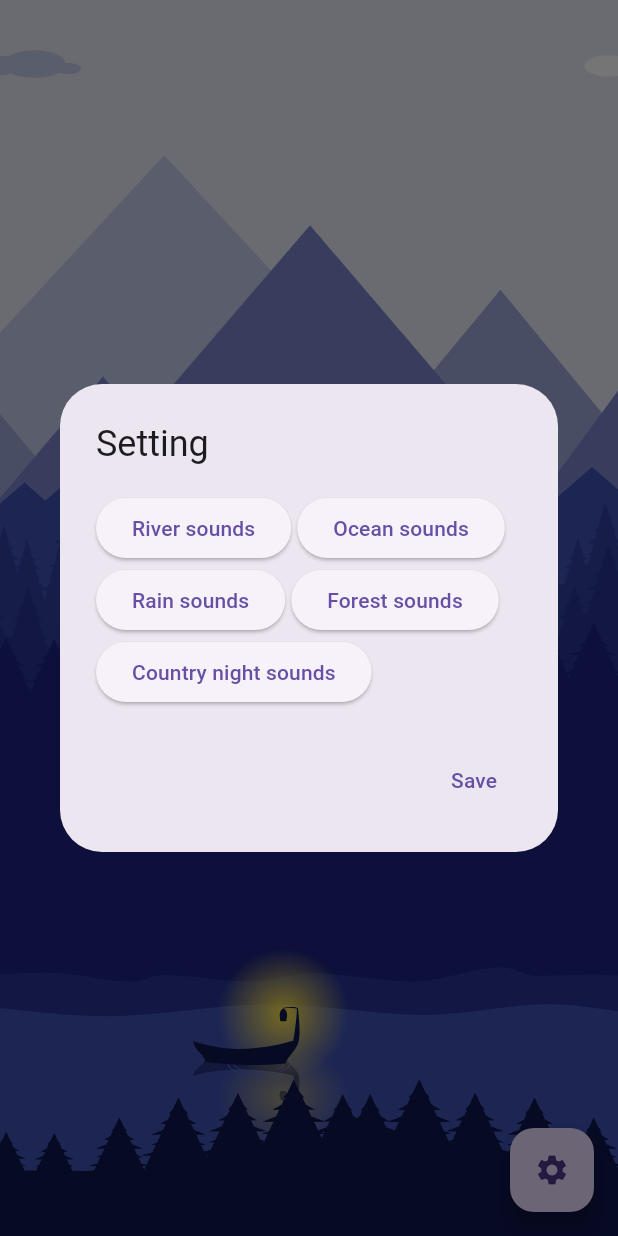
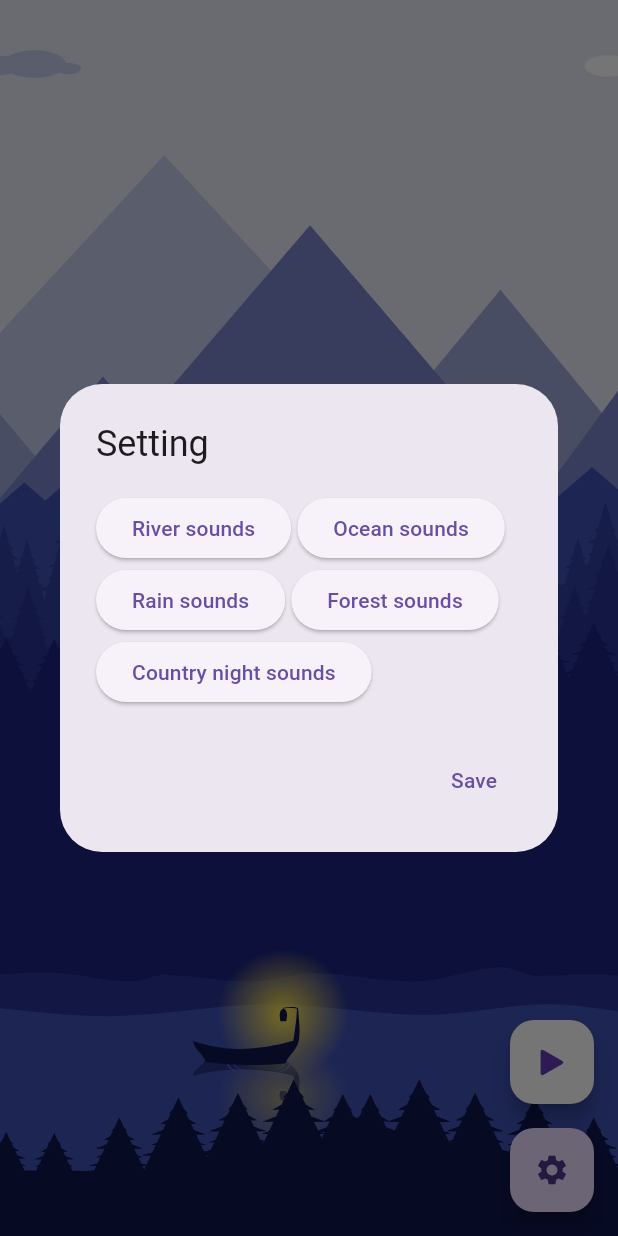
Before and after one commit to LeKhacToan/sleep_soundly, a Flutter app: the screen it shows after launch, after a tap on the "settings" icon, on a phone screen of 412 x 824 dp. Run offline on Flutter 3.47's test engine with Material 2 defaults, Android fonts, the phone set to English and light mode, and no system bars; our stand-ins replace audioplayers, lottie.

```diff
--- a/lib/home_page.dart
+++ b/lib/home_page.dart
@@ -1,3 +1,4 @@
+import 'package:flutter/cupertino.dart';
 import 'package:flutter/material.dart';
 import 'package:lottie/lottie.dart';
 import 'package:audioplayers/audioplayers.dart';
@@ -27,7 +28,6 @@ class _HomePage extends State<HomePage> {
         isPlaying = event == PlayerState.playing;
       });
     });
-    playAudio();
   }
 
   @override
@@ -36,20 +36,25 @@ class _HomePage extends State<HomePage> {
     super.dispose();
   }
 
-  void handleSelectSound(value) {
+  Future<void> handleSelectSound(value) async {
     setState(() {
       item = value;
     });
-    playAudio();
-  }
-
-  Future playAudio() async {
     audioPlayer.pause();
     audioPlayer.setSourceAsset(item['mp3']);
     await audioPlayer.resume();
   }
 
-  _showMyDialog() {
+  Future<void> controlPlayer() async {
+    if (isPlaying) {
+      audioPlayer.pause();
+    } else {
+      audioPlayer.setSourceAsset(item['mp3']);
+      await audioPlayer.resume();
+    }
+  }
+
+  showSettingDialog() {
     return showDialog(
         context: context,
         builder: (BuildContext context) {
@@ -73,10 +78,34 @@ class _HomePage extends State<HomePage> {
               width: double.infinity,
               fit: BoxFit.cover,
             ),
-      floatingActionButton: FloatingActionButton(
-        onPressed: _showMyDialog,
-        tooltip: 'Setting',
-        child: const Icon(Icons.settings),
+      floatingActionButton: Row(
+        mainAxisAlignment: MainAxisAlignment.end,
+        children: [
+          Column(
+            mainAxisAlignment: MainAxisAlignment.end,
+            children: [
+              FloatingActionButton(
+                heroTag: 'play',
+                onPressed: controlPlayer,
+                tooltip: 'Setting',
+                backgroundColor: Colors.white,
+                child: Icon(
+                  isPlaying
+                      ? CupertinoIcons.pause_fill
+                      : CupertinoIcons.play_arrow_solid,
+                  color: Colors.deepPurple,
+                ),
+              ),
+              const SizedBox(height: 16),
+              FloatingActionButton(
+                heroTag: 'seting',
+                onPressed: showSettingDialog,
+                tooltip: 'Setting',
+                child: const Icon(Icons.settings),
+              ),
+            ],
+          )
+        ],
       ),
     );
   }
```
